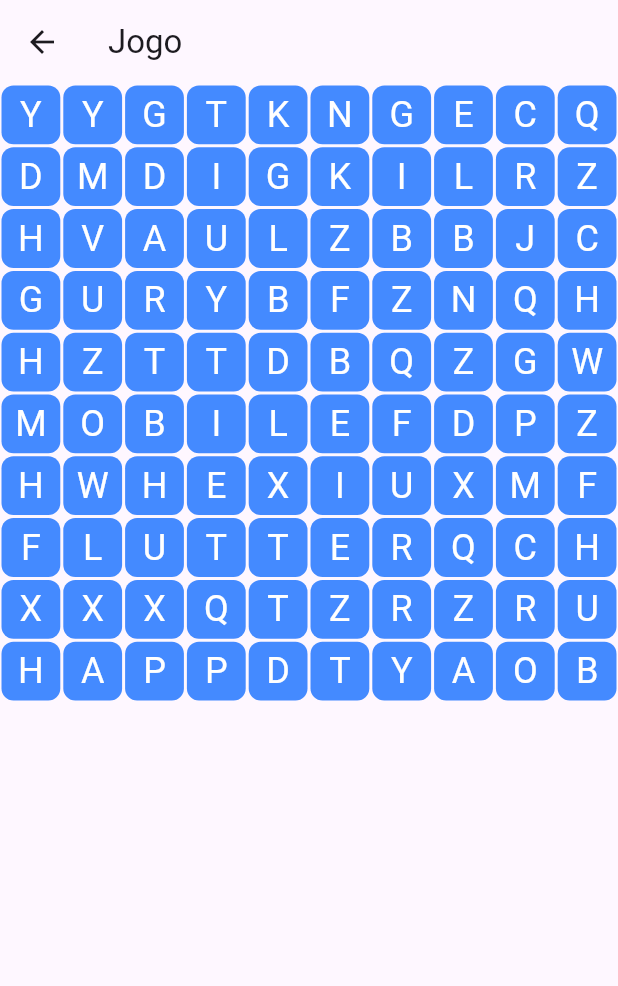
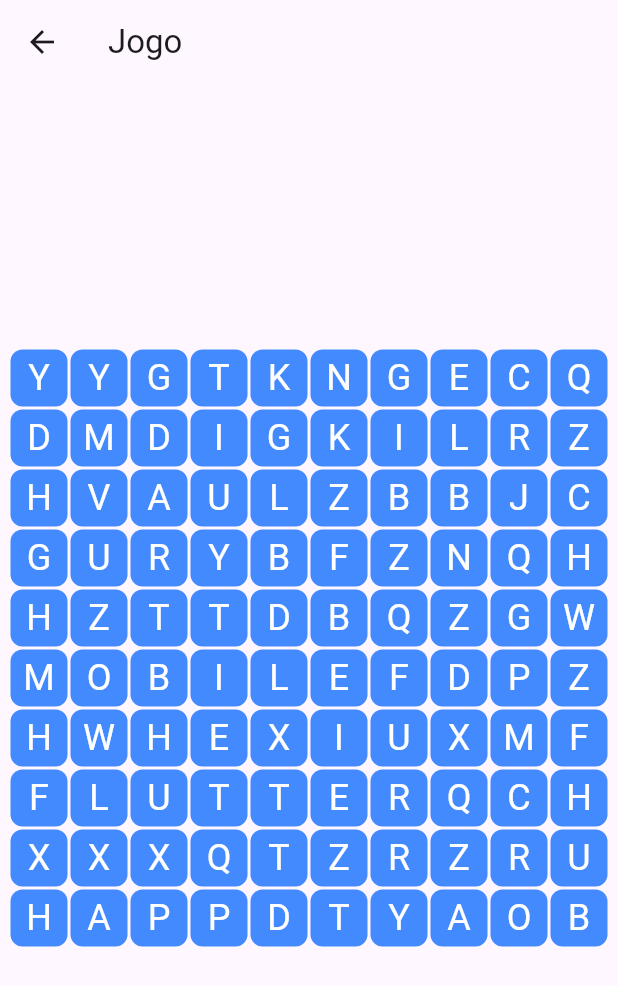
Before and after one commit to WillMidia/flutter-hunting-words, a Flutter app: the GameScreen screen opened directly, on a phone screen of 412 x 824 dp. Shown: the top 986 px of the screen. Run offline on Flutter 3.47's test engine with Material 3 defaults, Android fonts, the phone set to English and light mode, and no system bars.

Commit message:
Ajuste na grid

```diff
--- a/lib/screens/game_screen.dart
+++ b/lib/screens/game_screen.dart
@@ -130,8 +130,8 @@ class _GameScreenState extends State<GameScreen> {
     if (startDrag == null || endDrag == null) return [];
 
     List<Offset> cells = [];
-    double cellWidth = MediaQuery.of(context).size.width / gridSize;
-    double cellHeight = MediaQuery.of(context).size.width / gridSize;
+    double cellWidth = 40; // Tamanho fixo da célula
+    double cellHeight = 40; // Tamanho fixo da célula
 
     int startX = (startDrag!.dx / cellWidth).floor();
     int startY = (startDrag!.dy / cellHeight).floor();
@@ -205,9 +205,8 @@ class _GameScreenState extends State<GameScreen> {
 
   @override
   Widget build(BuildContext context) {
-    double cellWidth = MediaQuery.of(context).size.width / gridSize;
-    double cellHeight = MediaQuery.of(context).size.height /
-        (gridSize + 2); // Reservando espaço para outras UI
+    double cellWidth = 40; // Tamanho fixo da célula
+    double cellHeight = 40; // Tamanho fixo da célula
 
     return Scaffold(
       appBar: AppBar(
@@ -216,13 +215,19 @@ class _GameScreenState extends State<GameScreen> {
       body: Column(
         children: [
           Expanded(
+            child: Center(
+              child: Container(
+                width: cellWidth * gridSize,
+                height: cellHeight * gridSize,
                 child: GestureDetector(
                   onPanStart: _onPanStart,
                   onPanUpdate: _onPanUpdate,
                   onPanEnd: _onPanEnd,
                   child: GridView.builder(
+                    physics: NeverScrollableScrollPhysics(), // Evita o scrolling
                     gridDelegate: SliverGridDelegateWithFixedCrossAxisCount(
                       crossAxisCount: gridSize,
+                      childAspectRatio: 1.0,
                     ),
                     itemBuilder: (context, index) {
                       int x = index % gridSize;
@@ -262,6 +267,8 @@ class _GameScreenState extends State<GameScreen> {
                   ),
                 ),
               ),
+            ),
+          ),
           Padding(
             padding: const EdgeInsets.all(8.0),
             child: Wrap(
```
Also changed, not shown: 1 other file. Lines whose indentation alone changed are shown as unchanged.
